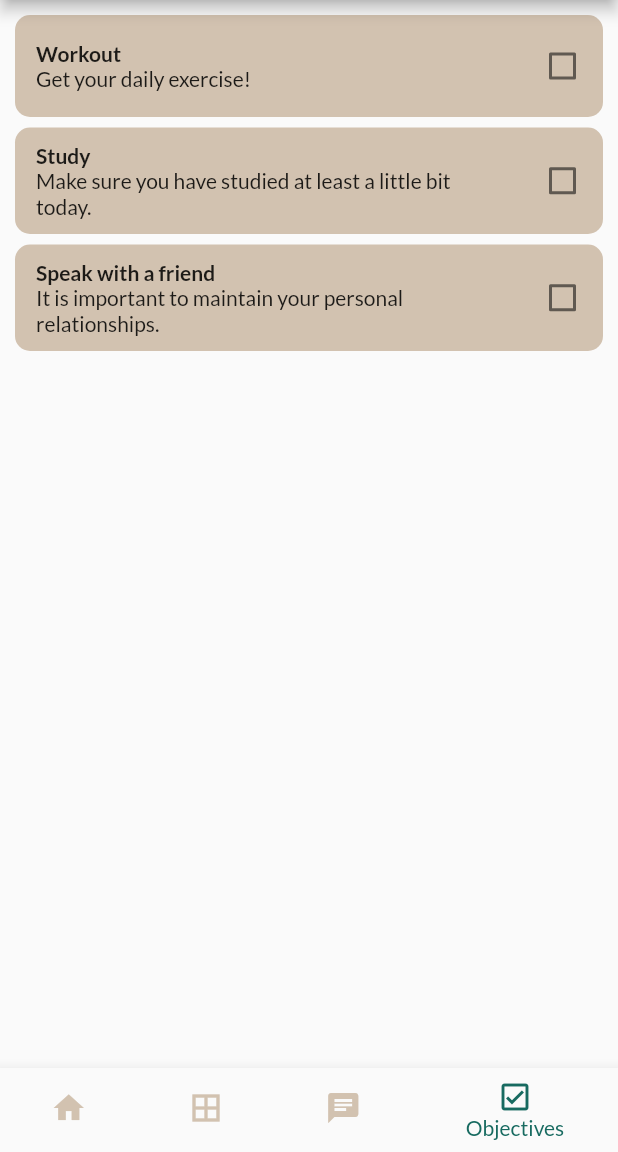
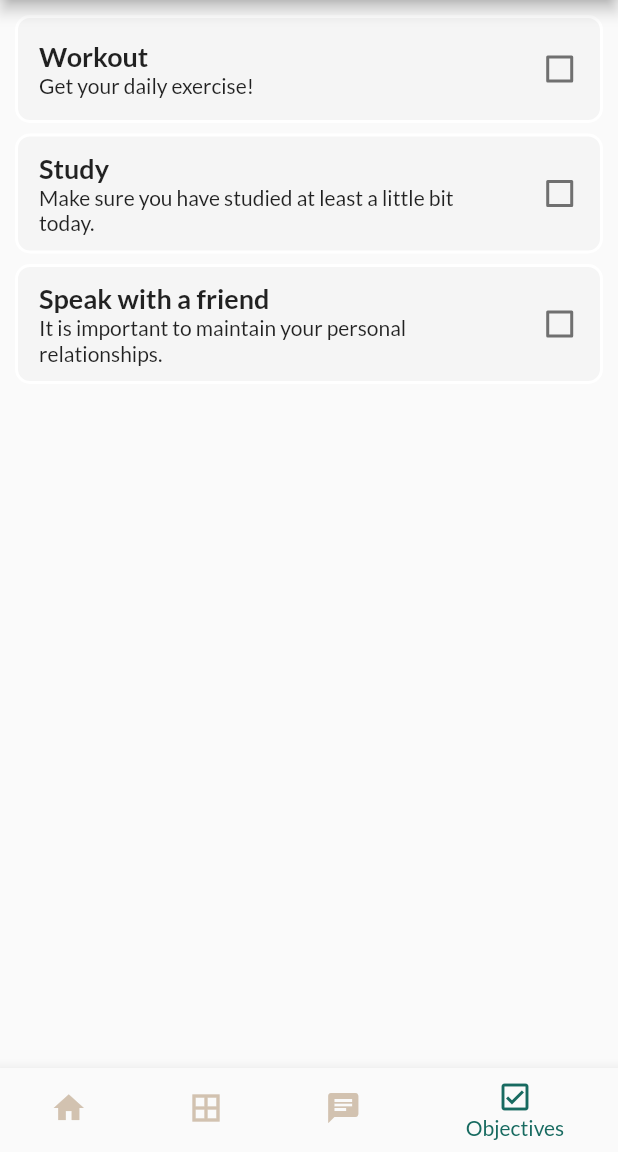
Before and after one commit to Mathugo/Happier, a Flutter app: the screen it shows after launch, item 4 of the bottom bar chosen, on a phone screen of 412 x 824 dp, the part 84-1236 px from its top. Run offline on Flutter 3.47's test engine with Material 2 defaults, Android fonts, the phone set to English and light mode, and no system bars; our stand-ins replace equatable, flutter_bloc, google_fonts.

Commit message:
went back to white objectives

```diff
--- a/happier/lib/ui/screens/objectives.screen.dart
+++ b/happier/lib/ui/screens/objectives.screen.dart
@@ -60,9 +60,9 @@ class _ObjectiveListItem extends StatelessWidget {
             const EdgeInsets.only(left: 14, right: 14, top: 10, bottom: 10),
         margin: const EdgeInsets.only(left: 10, right: 10, bottom: 7),
         decoration: BoxDecoration(
-            color: SECONDARY_COLOR,
             borderRadius: BorderRadius.circular(10),
-            ),
+            border: Border.all(color: Colors.white, width: 2),
+            color: Colors.grey[100]),
         child: Row(
           children: [
             Expanded(
@@ -72,7 +72,8 @@ class _ObjectiveListItem extends StatelessWidget {
                 children: [
                   Text(
                     objective.title,
-                    style: const TextStyle(fontWeight: FontWeight.bold),
+                    style: const TextStyle(
+                        fontSize: 18, fontWeight: FontWeight.bold),
                   ),
                   Text(objective.description)
                 ],
```
